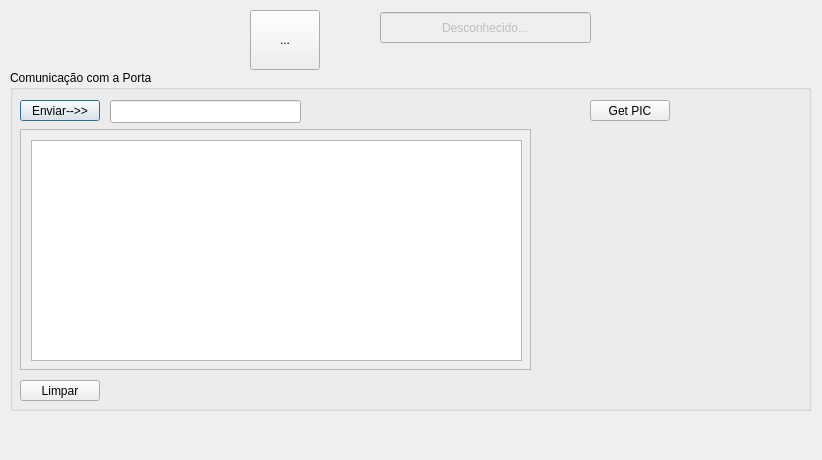
This is mserialport.ui in batistasilva/QtAppSerialPort as Qt 5 draws it before an edit. The edited form follows.
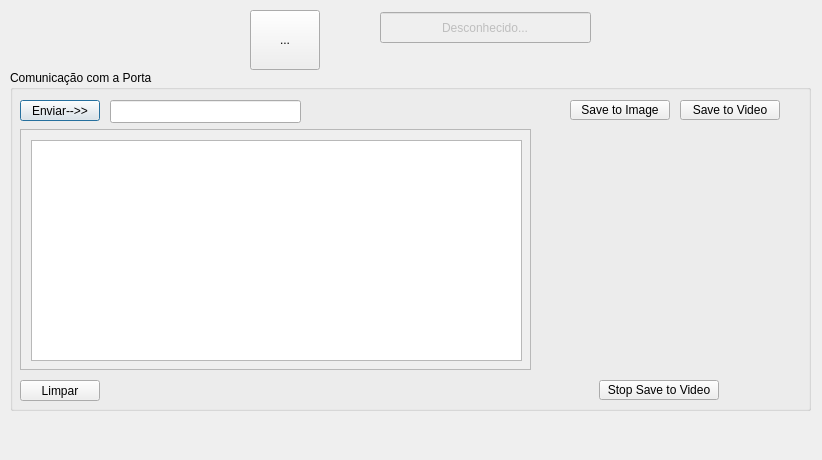
This is the edited form. Icons and pictures are not drawn.

Patch:
```diff
--- a/mserialport.ui
+++ b/mserialport.ui
@@ -115,14 +115,40 @@
    <widget class="QPushButton" name="pbGetPic">
     <property name="geometry">
      <rect>
-      <x>580</x>
+      <x>560</x>
       <y>30</y>
-      <width>80</width>
-      <height>21</height>
+      <width>100</width>
+      <height>20</height>
      </rect>
     </property>
     <property name="text">
-     <string>Get PIC</string>
+     <string>Save to Image</string>
+    </property>
+   </widget>
+   <widget class="QPushButton" name="pbSaveToVideo">
+    <property name="geometry">
+     <rect>
+      <x>670</x>
+      <y>30</y>
+      <width>100</width>
+      <height>20</height>
+     </rect>
+    </property>
+    <property name="text">
+     <string>Save to Video</string>
+    </property>
+   </widget>
+   <widget class="QPushButton" name="pbStopSaveToVideo">
+    <property name="geometry">
+     <rect>
+      <x>589</x>
+      <y>310</y>
+      <width>120</width>
+      <height>20</height>
+     </rect>
+    </property>
+    <property name="text">
+     <string>Stop Save to Video</string>
     </property>
    </widget>
   </widget>
```
Left out of the diff: 38 changed lines with no effect on the pictures.
